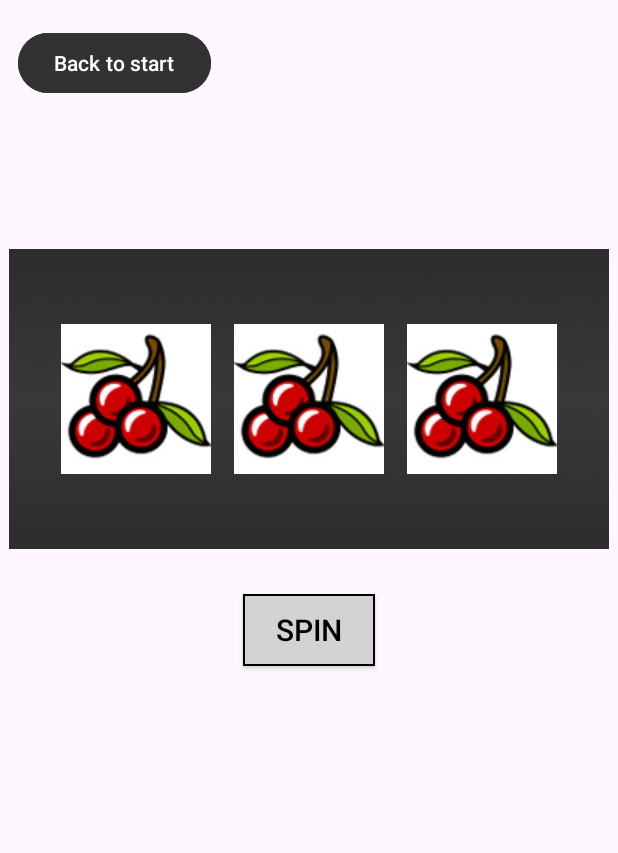
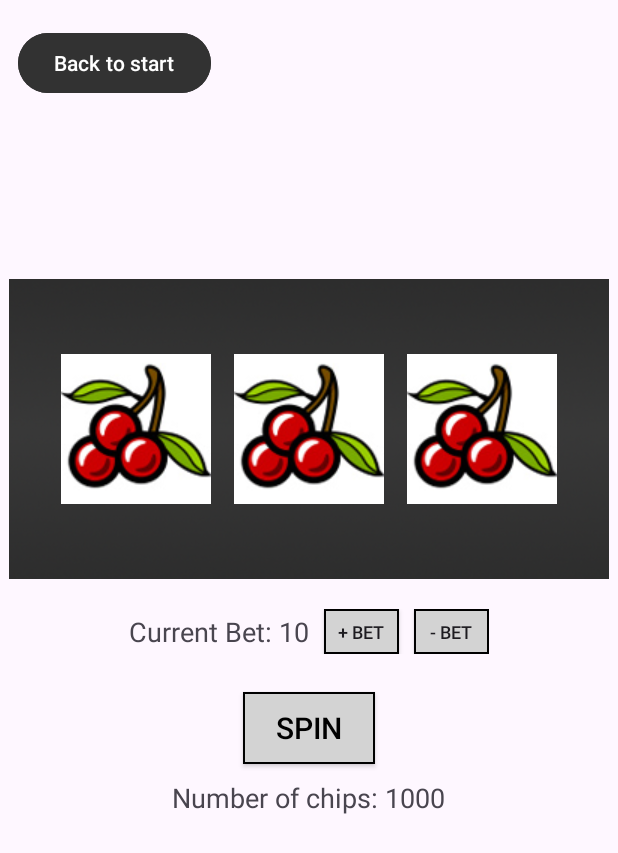
Before and after one commit to iamatamale/androidStudioTest, an Android app: the page2 screen opened directly, with no data from a screen before it, on a phone screen of 412 x 824 dp. Shown: the top 853 px of the screen. Run offline under Robolectric (Android 15) with nearby library versions, the phone set to English and light mode, and no system bars.

Commit message:
Added betting amounts
Added buttons to change the bet amount and track number of chips. Incorporated that into the gambling logic

```diff
--- a/app/src/main/java/com/example/androidstudiotest/page2.java
+++ b/app/src/main/java/com/example/androidstudiotest/page2.java
@@ -17,14 +17,17 @@ import androidx.core.view.WindowInsetsCompat;
 import java.util.Random;
 
 public class page2 extends AppCompatActivity {
-    private TextView winStatus;
+    private TextView winStatus, chipsNum, betAmountView;
     private ImageView img1, img2, img3;
     private Wheel wheel1, wheel2, wheel3;
-    private Button spinner;
+    private Button spinner, increaseBet, decreaseBet;
     private boolean isStarted;
     private int wins = 0;
     private int losses = 0;
     public static final Random RANDOM = new Random();
+    private int numChips = 1000;
+    private int betAmount = 10;
+    private int winnings;
     public static long randomLong(long lower, long upper){
         return lower + (long) (RANDOM.nextDouble() * (upper-lower));
     }
@@ -46,9 +49,37 @@ public class page2 extends AppCompatActivity {
         img3 = findViewById(R.id.img3);
         spinner = findViewById(R.id.spinButton);
         winStatus = findViewById(R.id.winStatus);
+        chipsNum = findViewById(R.id.chipsAmount);
+        betAmountView = findViewById(R.id.betAmount);
+        increaseBet = findViewById(R.id.increaseBet);
+        decreaseBet = findViewById(R.id.decreaseBet);
+        chipsNum.setText("Number of chips: "+ numChips);
 
+        increaseBet.setOnClickListener(v -> {
+            if (betAmount < numChips) {
+                betAmount += 10;
+                betAmountView.setText("Current Bet: " + betAmount);
+            }
+        });
+
+        decreaseBet.setOnClickListener(v -> {
+            if (betAmount > 10) {
+                betAmount -= 10;
+                betAmountView.setText("Current Bet: " + betAmount);
+            }
+        });
         spinner.setOnClickListener(v -> {
             if (!isStarted) {
+                if (numChips < betAmount) {
+                    winStatus.setText("Not enough chips to bet!");
+                    return;
+                }
+
+                winnings = 0;
+
+                numChips -= betAmount;
+                chipsNum.setText("Number of chips: " + numChips);
+
                 // Start the wheels
                 wheel1 = new Wheel(img -> runOnUiThread(() -> img1.setImageResource(img)), 200, randomLong(0, 200));
                 wheel1.start();
@@ -75,20 +106,21 @@ public class page2 extends AppCompatActivity {
                         public void run() {
                             if (wheel1.isStopped && wheel2.isStopped && wheel3.isStopped) {
                                 // All wheels fully stopped — now safe to read final images
-                                if (wheel1.finalImageIndex == wheel2.finalImageIndex &&
-                                        wheel2.finalImageIndex == wheel3.finalImageIndex) {
+                                if (wheel1.finalImageIndex == wheel2.finalImageIndex && wheel2.finalImageIndex == wheel3.finalImageIndex) {
                                     winStatus.setText("You win big");
+                                    winnings = betAmount * 5;
                                     wins++;
-                                } else if (wheel1.finalImageIndex == wheel2.finalImageIndex ||
-                                        wheel2.finalImageIndex == wheel3.finalImageIndex ||
-                                        wheel1.finalImageIndex == wheel3.finalImageIndex) {
+                                } else if (wheel1.finalImageIndex == wheel2.finalImageIndex || wheel2.finalImageIndex == wheel3.finalImageIndex || wheel1.finalImageIndex == wheel3.finalImageIndex) {
                                     winStatus.setText("You win small");
+                                    winnings = betAmount * 2;
                                     wins++;
                                 } else {
                                     winStatus.setText("You lose");
                                     losses++;
                                 }
 
+                                numChips+=winnings;
+                                chipsNum.setText("Number of chips: " + numChips);
                                 spinner.setText("Start");
                                 isStarted = false;
                             } else {
--- a/app/src/main/res/layout/activity_page2.xml
+++ b/app/src/main/res/layout/activity_page2.xml
@@ -5,7 +5,7 @@
     android:id="@+id/main"
     android:layout_width="match_parent"
     android:layout_height="match_parent"
-    tools:context=".page2">
+    tools:context="page2">
 
     <Button
         android:id="@+id/moveToStart"
@@ -25,7 +25,7 @@
         android:layout_height="wrap_content"
         android:background="@drawable/slotmachine_background"
         android:layout_below="@id/moveToStart"
-        android:layout_marginTop="100dp">
+        android:layout_marginTop="120dp">
 
         <LinearLayout
             android:id="@+id/imgs"
@@ -45,8 +45,8 @@
                 android:id="@+id/img2"
                 android:layout_width="100dp"
                 android:layout_height="100dp"
+                android:layout_gravity="center_vertical"
                 android:layout_marginLeft="15dp"
-                android:layout_gravity="center_vertical"
                 android:layout_marginRight="15dp"
                 android:src="@drawable/slot1" />
 
@@ -64,21 +64,72 @@
         android:layout_height="wrap_content"
         android:id="@+id/winStatus"
         android:layout_centerHorizontal="true"
+        android:layout_above="@id/frame"
         android:text=""
         android:textSize="25sp"
-        android:layout_marginTop="100dp">
+        android:layout_marginBottom="-90dp">
     </TextView>
+
+    <TextView
+        android:layout_width="wrap_content"
+        android:layout_height="wrap_content"
+        android:id="@+id/chipsAmount"
+        android:text=""
+        android:textSize="18sp"
+        android:layout_below="@id/spinButton"
+        android:layout_marginTop="10sp"
+        android:layout_centerHorizontal="true">
+    </TextView>
+
+    <LinearLayout
+        android:layout_width="wrap_content"
+        android:layout_height="wrap_content"
+        android:layout_centerHorizontal="true"
+        android:orientation="horizontal"
+        android:layout_below="@id/frame"
+        android:layout_marginTop="20sp"
+        android:id="@+id/betAmountsLayout"
+        android:gravity="center_vertical">
+
+        <TextView
+            android:id="@+id/betAmount"
+            android:layout_width="wrap_content"
+            android:layout_height="wrap_content"
+            android:layout_gravity="center_horizontal|center_vertical"
+            android:layout_marginRight="10sp"
+            android:text="Current Bet: 10"
+            android:textSize="18sp" />
+
+        <androidx.appcompat.widget.AppCompatButton
+            android:id="@+id/increaseBet"
+            android:layout_width="50sp"
+            android:layout_height="30sp"
+            android:textSize="12sp"
+            android:text="+ Bet"
+            android:background="@drawable/squarebutton"
+            android:layout_marginRight="10sp">
+        </androidx.appcompat.widget.AppCompatButton>
+
+        <androidx.appcompat.widget.AppCompatButton
+            android:id="@+id/decreaseBet"
+            android:layout_width="50sp"
+            android:layout_height="30sp"
+            android:textSize="12sp"
+            android:text="- Bet"
+            android:background="@drawable/squarebutton">
+        </androidx.appcompat.widget.AppCompatButton>
+    </LinearLayout>
 
     <androidx.appcompat.widget.AppCompatButton
         android:id="@+id/spinButton"
         android:layout_width="wrap_content"
         android:layout_height="wrap_content"
-        android:layout_below="@id/frame"
+        android:layout_below="@id/betAmountsLayout"
         android:layout_centerHorizontal="true"
         android:background="@drawable/squarebutton"
         android:text="Spin"
         android:textColor="@color/black"
         android:textSize="20sp"
-        android:layout_marginTop="30dp"
+        android:layout_marginTop="25dp"
         />
 </RelativeLayout>
```
